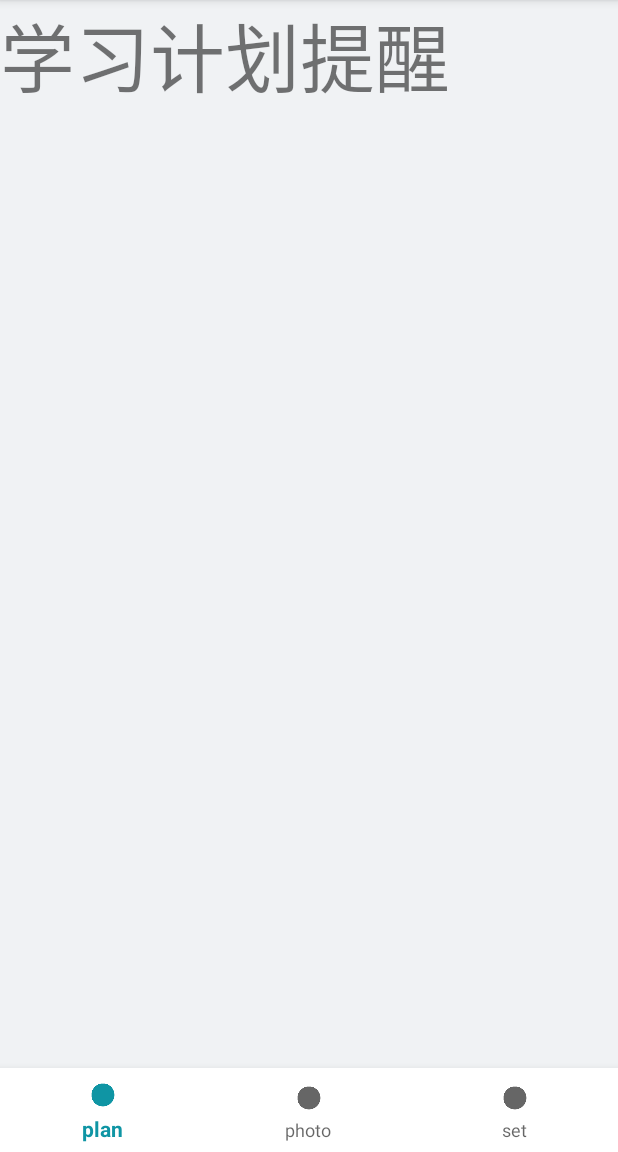
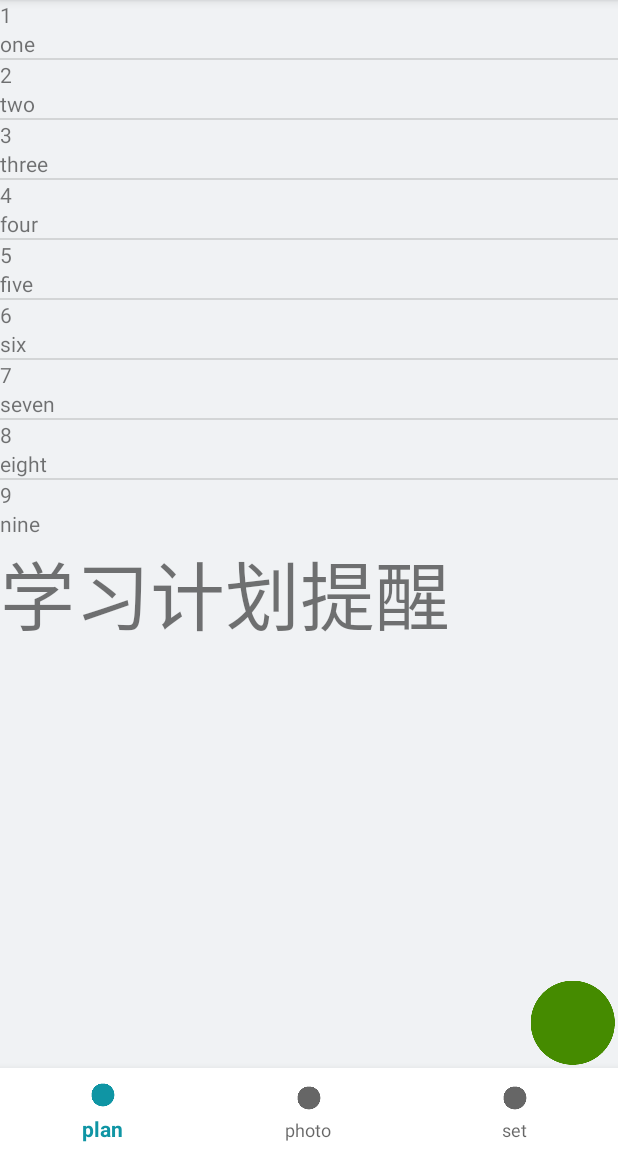
Before and after one commit to imkind/Angel_study, an Android app: the screen it shows after launch (MainActivity), on a phone screen of 412 x 824 dp, the part 84-1236 px from its top. Run offline under Robolectric (Android 15) with nearby library versions, the phone set to English and light mode, and no system bars.

Commit message:
修改plan
2222

```diff
--- a/AngelStudy/app/src/main/java/com/chen/angel_study/planFragment.java
+++ b/AngelStudy/app/src/main/java/com/chen/angel_study/planFragment.java
@@ -23,21 +23,21 @@ public class planFragment extends Fragment {
     public View onCreateView(LayoutInflater inflater, ViewGroup container,
                              Bundle savedInstanceState) {
         View rootView = inflater.inflate(R.layout.activity_plan, container, false);
-//        ArrayList<word> words = new ArrayList<word>();
-//        words.add(new word("1", "one"));
-//        words.add(new word("2", "two"));
-//        words.add(new word("3", "three"));
-//        words.add(new word("4", "four"));
-//        words.add(new word("5", "five"));
-//        words.add(new word("6", "six"));
-//        words.add(new word("7", "seven"));
-//        words.add(new word("8", "eight"));
-//        words.add(new word("9", "nine"));
+        ArrayList<word> words = new ArrayList<word>();
+        words.add(new word("1", "one"));
+        words.add(new word("2", "two"));
+        words.add(new word("3", "three"));
+        words.add(new word("4", "four"));
+        words.add(new word("5", "five"));
+        words.add(new word("6", "six"));
+        words.add(new word("7", "seven"));
+        words.add(new word("8", "eight"));
+        words.add(new word("9", "nine"));
 
-//        wordAdpater itemsAdapter = new wordAdpater(getActivity(), 0, words);
-//
-//        ListView listView = (ListView) rootView.findViewById(R.id.list);
-//        listView.setAdapter(itemsAdapter);
+        wordAdpater itemsAdapter = new wordAdpater(getActivity(), 0, words);
+
+        ListView listView = (ListView) rootView.findViewById(R.id.lists);
+        listView.setAdapter(itemsAdapter);
 
         return rootView;
     }
--- a/AngelStudy/app/src/main/java/com/chen/angel_study/wordAdpater.java
+++ b/AngelStudy/app/src/main/java/com/chen/angel_study/wordAdpater.java
@@ -1,5 +1,6 @@
 package com.chen.angel_study;
 
+import android.app.Activity;
 import android.content.Context;
 import android.view.LayoutInflater;
 import android.view.View;
@@ -14,7 +15,7 @@ import java.util.ArrayList;
 
 class wordAdpater extends ArrayAdapter<word>{
 
-    public wordAdpater(Context context, int resource, ArrayList<word> words){
+    public wordAdpater(Activity context, int resource, ArrayList<word> words){
         super(context,0,words);
     }
 
--- a/AngelStudy/app/src/main/res/layout/activity_main.xml
+++ b/AngelStudy/app/src/main/res/layout/activity_main.xml
@@ -1,18 +1,29 @@
 <?xml version="1.0" encoding="utf-8"?>
-<LinearLayout xmlns:android="http://schemas.android.com/apk/res/android"
+<RelativeLayout xmlns:android="http://schemas.android.com/apk/res/android"
     android:layout_width="match_parent"
     android:layout_height="match_parent"
-    xmlns:app="http://schemas.android.com/apk/res-auto"
-    android:orientation="vertical">
+    xmlns:app="http://schemas.android.com/apk/res-auto">
+
 
     <LinearLayout
         android:id="@+id/main_view"
         android:orientation="vertical"
         android:layout_width="match_parent"
-        android:layout_height="0dp"
-        android:layout_weight="1"
-        android:background="@color/backg">
-    </LinearLayout>
+        android:layout_height="match_parent"
+        android:layout_alignParentTop="true"
+        android:layout_above="@+id/bottom_navi_view"
+        android:background="@color/backg"/>
+
+
+    <ImageButton
+        android:id="@+id/bottom1"
+        android:layout_width="60dp"
+        android:layout_height="60dp"
+        android:background="#00000000"
+        android:layout_above="@+id/bottom_navi_view"
+        android:layout_alignParentRight="true"
+        android:foregroundGravity="bottom"
+        android:src="@drawable/color_green" />
 
     <com.google.android.material.bottomnavigation.BottomNavigationView
         android:id="@+id/bottom_navi_view"
@@ -22,4 +33,4 @@
         app:itemBackground="@android:color/white"
         app:menu="@menu/button_menu" />
 
-</LinearLayout>
+</RelativeLayout>
--- a/AngelStudy/app/src/main/res/layout/activity_plan.xml
+++ b/AngelStudy/app/src/main/res/layout/activity_plan.xml
@@ -3,6 +3,10 @@
     android:layout_width="match_parent"
     android:layout_height="match_parent"
     android:orientation="vertical">
+    <ListView
+        android:id="@+id/lists"
+        android:layout_width="wrap_content"
+        android:layout_height="wrap_content"/>
 
     <TextView
         android:id="@+id/textView1"
--- /dev/null
+++ b/AngelStudy/app/src/main/res/layout/listviews.xml
@@ -0,0 +1,6 @@
+<?xml version="1.0" encoding="utf-8"?>
+<ListView xmlns:android="http://schemas.android.com/apk/res/android"
+
+    android:id="@+id/list"
+    android:layout_width="match_parent"
+    android:layout_height="match_parent"/>
```
Also changed, not shown: AngelStudy/app/src/main/java/com/chen/angel_study/MainActivity.java (+16 -3 lines).
